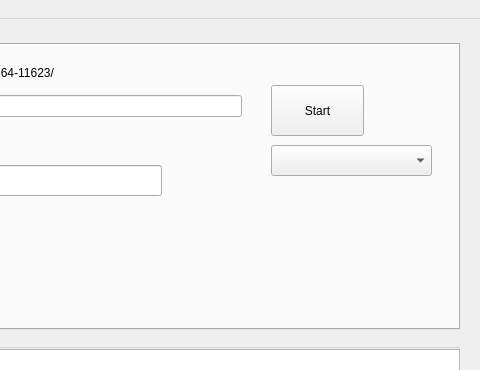
First picture: the form in aml_debug.ui, repository zgyhc2050/amlogic_debug_tool, before the edit; both pictures show x 511 to 991 and y 0 to 370 of the 991 by 683 pixel window.
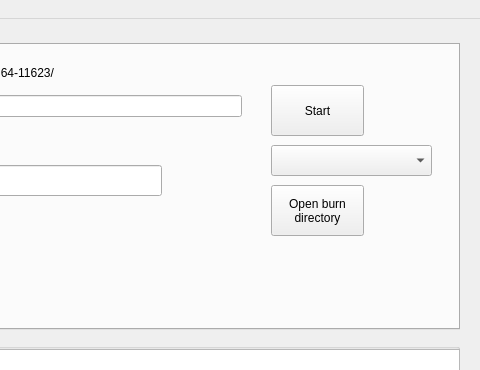
Second picture: the form after the edit. The open tabs and pages were chosen to show the change.

Commit message:
aml_debug v_1_4_5: [BURN] add open burn directory button
Problem:
1. the option to save files after opening the exe does not take effect.

Solution:
1.  add open burn directory button

What changed in the file:
```diff
--- a/aml_debug.ui
+++ b/aml_debug.ui
@@ -1653,6 +1653,20 @@
        <string>&lt;html&gt;&lt;head/&gt;&lt;body&gt;&lt;p&gt;eg: http://firmware.amlogic.com/image/patchbuild/2022-03-17/redi-user-android32-kernel64-11623/&lt;br/&gt;&lt;/p&gt;&lt;/body&gt;&lt;/html&gt;</string>
       </property>
      </widget>
+     <widget class="QPushButton" name="AmlDebugBurnOpenBurDir_pushButton">
+      <property name="geometry">
+       <rect>
+        <x>770</x>
+        <y>140</y>
+        <width>93</width>
+        <height>51</height>
+       </rect>
+      </property>
+      <property name="text">
+       <string>Open burn
+directory</string>
+      </property>
+     </widget>
     </widget>
    </widget>
    <widget class="QGroupBox" name="AmlDebugTerminalLog_groupBox">
```
The commit also changes 8 other files.
